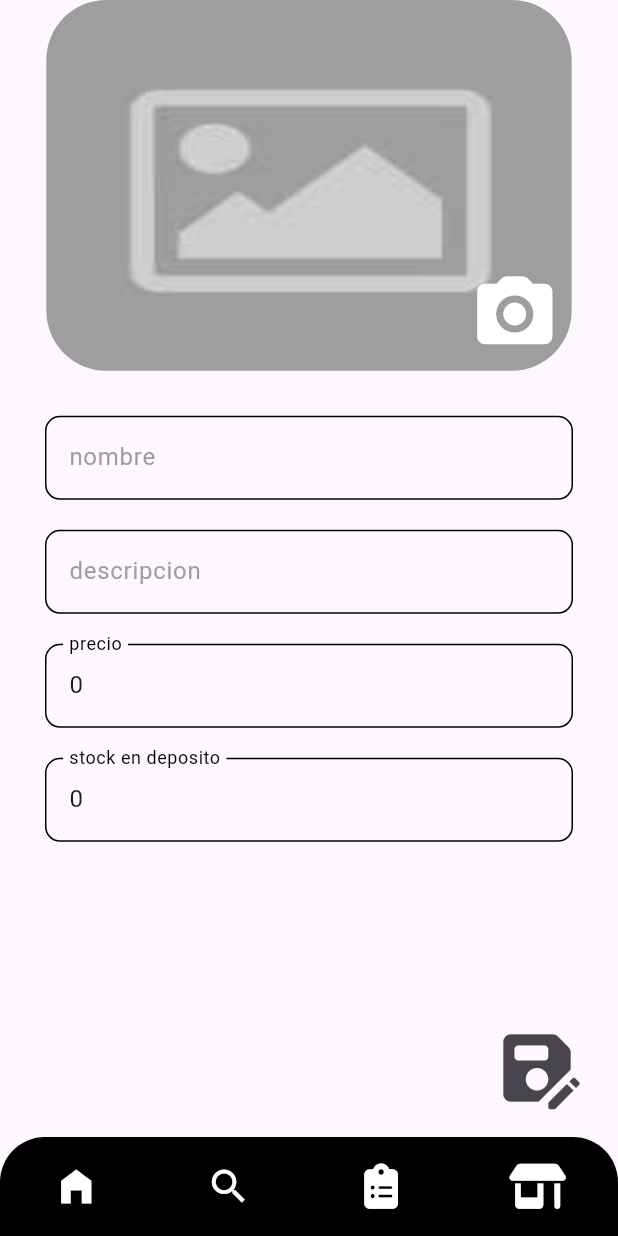
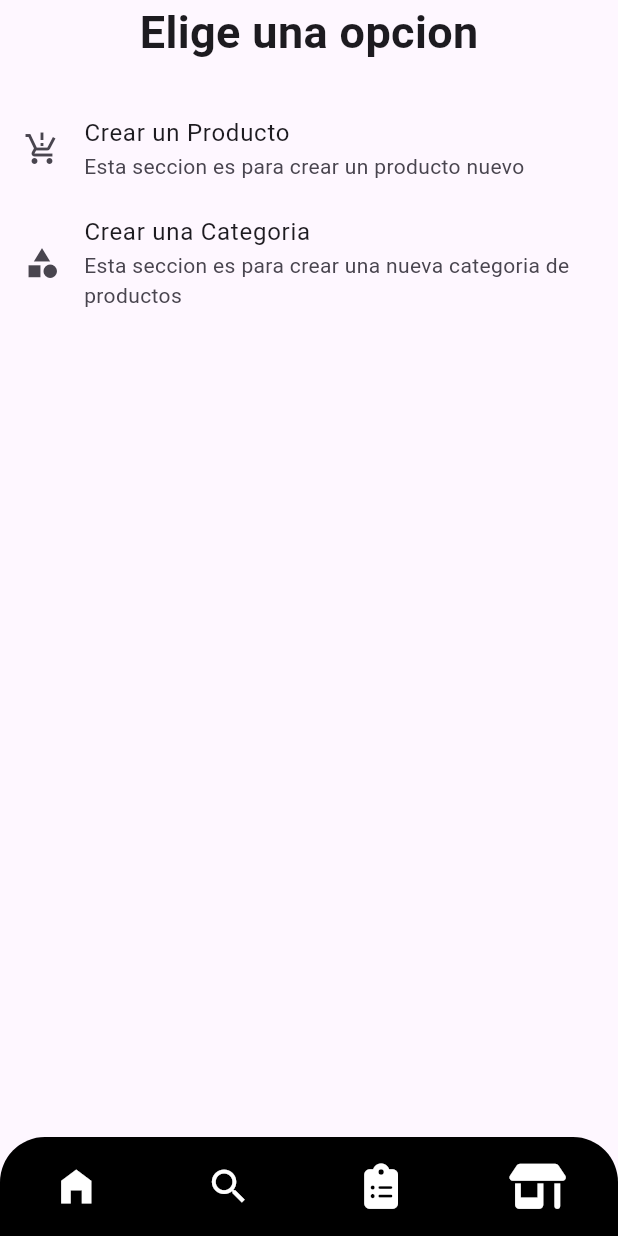
Before and after one commit to Victor78970513/ecommerce-inventary, a Flutter app: the screen it shows after launch, swiped to page 4, on a phone screen of 412 x 824 dp. Run offline on Flutter 3.47's test engine with Material 3 defaults, Android fonts, the phone set to English and light mode, and no system bars; our stand-ins replace bloc, cloud_firestore, firebase_core, firebase_storage, flutter_bloc, font_awesome_flutter and 1 more; accounts and stored records are empty.

Commit message:
UI FIXED

```diff
--- a/lib/main.dart
+++ b/lib/main.dart
@@ -2,7 +2,7 @@ import 'package:firebase_core/firebase_core.dart';
 import 'package:flutter/material.dart';
 import 'package:flutter_bloc/flutter_bloc.dart';
 import 'package:yosyelan_inventary/firebase_options.dart';
-import 'package:yosyelan_inventary/presentation/createProduct/bloc/create_product_bloc.dart';
+import 'package:yosyelan_inventary/presentation/createProduct/bloc/create_product/create_product_bloc.dart';
 import 'package:yosyelan_inventary/presentation/home/bloc/home_bloc_bloc.dart';
 import 'package:yosyelan_inventary/presentation/home/screens/home_screen.dart';
 import 'package:yosyelan_inventary/presentation/products/bloc/categories/category_bloc.dart';
--- /dev/null
+++ b/lib/presentation/createProduct/bloc/bloc/create_category_event.dart
@@ -0,0 +1,4 @@
+part of 'create_category_bloc.dart';
+
+@immutable
+sealed class CreateCategoryEvent {}
--- /dev/null
+++ b/lib/presentation/createProduct/bloc/bloc/create_category_state.dart
@@ -0,0 +1,6 @@
+part of 'create_category_bloc.dart';
+
+@immutable
+sealed class CreateCategoryState {}
+
+final class CreateCategoryInitial extends CreateCategoryState {}
--- a/lib/presentation/createProduct/screens/create_product_screen.dart
+++ b/lib/presentation/createProduct/screens/create_product_screen.dart
@@ -2,7 +2,7 @@ import 'package:flutter/material.dart';
 import 'package:flutter_bloc/flutter_bloc.dart';
 import 'package:image_picker/image_picker.dart';
 import 'package:yosyelan_inventary/models/poduct_model.dart';
-import 'package:yosyelan_inventary/presentation/createProduct/bloc/create_product_bloc.dart';
+import 'package:yosyelan_inventary/presentation/createProduct/bloc/create_product/create_product_bloc.dart';
 
 import 'package:yosyelan_inventary/presentation/createProduct/widgets/custom_text_form_field.dart';
 import 'package:yosyelan_inventary/presentation/createProduct/widgets/image_container.dart';
--- /dev/null
+++ b/lib/presentation/createProduct/screens/options_screen.dart
@@ -0,0 +1,40 @@
+import 'package:flutter/material.dart';
+import 'package:yosyelan_inventary/presentation/createProduct/screens/create_product_screen.dart';
+
+class OptionsScreen extends StatelessWidget {
+  const OptionsScreen({super.key});
+
+  @override
+  Widget build(BuildContext context) {
+    return Scaffold(
+      body: SafeArea(
+        child: Column(
+          children: [
+            const Text(
+              "Elige una opcion",
+              style: TextStyle(fontSize: 30, fontWeight: FontWeight.bold),
+            ),
+            const SizedBox(height: 20),
+            ListTile(
+              title: const Text("Crear un Producto"),
+              leading: const Icon(Icons.production_quantity_limits),
+              subtitle:
+                  const Text("Esta seccion es para crear un producto nuevo"),
+              onTap: () => Navigator.push(
+                  context,
+                  MaterialPageRoute(
+                      builder: (context) => const CreateProductScreen())),
+            ),
+            ListTile(
+              title: const Text("Crear una Categoria"),
+              leading: const Icon(Icons.category),
+              subtitle: const Text(
+                  "Esta seccion es para crear una nueva categoria de productos"),
+              onTap: () {},
+            ),
+          ],
+        ),
+      ),
+    );
+  }
+}
--- a/lib/presentation/createProduct/widgets/image_container.dart
+++ b/lib/presentation/createProduct/widgets/image_container.dart
@@ -3,7 +3,7 @@ import 'dart:io';
 import 'package:flutter/material.dart';
 import 'package:flutter_bloc/flutter_bloc.dart';
 import 'package:image_picker/image_picker.dart';
-import 'package:yosyelan_inventary/presentation/createProduct/bloc/create_product_bloc.dart';
+import 'package:yosyelan_inventary/presentation/createProduct/bloc/create_product/create_product_bloc.dart';
 
 class ImageContainer extends StatelessWidget {
   const ImageContainer({super.key});
--- a/lib/presentation/home/screens/home_screen.dart
+++ b/lib/presentation/home/screens/home_screen.dart
@@ -1,6 +1,7 @@
 import 'package:flutter/material.dart';
 import 'package:flutter_bloc/flutter_bloc.dart';
 import 'package:yosyelan_inventary/presentation/createProduct/screens/create_product_screen.dart';
+import 'package:yosyelan_inventary/presentation/createProduct/screens/options_screen.dart';
 import 'package:yosyelan_inventary/presentation/home/bloc/home_bloc_bloc.dart';
 import 'package:yosyelan_inventary/presentation/home/widgets/custom_navigationbar.dart';
 import 'package:yosyelan_inventary/presentation/products/screens/categorys_screen.dart';
@@ -24,11 +25,12 @@ class HomeScreen extends StatelessWidget {
               homeBloc.add(HomeChangeScreenEvent(index: page));
             },
             controller: _pageController,
-            children: [
+            children: const [
               CategorysScreen(),
               SearchProductScreen(),
               Center(child: Text("hola4")),
-              CreateProductScreen(),
+              // CreateProductScreen(),
+              OptionsScreen(),
             ],
           ),
           Positioned(
--- a/lib/presentation/products/bloc/categories/category_state.dart
+++ b/lib/presentation/products/bloc/categories/category_state.dart
@@ -6,20 +6,29 @@ class CategoryState {
   final bool loadingCategories;
   final bool error;
 
+  final int indexColumn1;
+  final int indexColumn2;
+
   const CategoryState({
     this.categories = const [],
     this.loadingCategories = true,
     this.error = false,
+    this.indexColumn1 = 0,
+    this.indexColumn2 = 0,
   });
 
   CategoryState copyWith({
     List<Category>? categories,
     bool? loadingCategories,
     bool? error,
+    int? indexColumn1,
+    int? indexColumn2,
   }) =>
       CategoryState(
         categories: categories ?? this.categories,
         loadingCategories: loadingCategories ?? this.loadingCategories,
         error: error ?? this.error,
+        indexColumn1: indexColumn1 ?? this.indexColumn1,
+        indexColumn2: indexColumn2 ?? this.indexColumn2,
       );
 }
```
Also changed, not shown: lib/presentation/createProduct/bloc/bloc/create_category_bloc.dart (added, +13 -0 lines), lib/presentation/products/screens/categorys_screen.dart (+2 -6 lines), lib/presentation/products/screens/products_list_screen.dart (added, +15 -0 lines), lib/presentation/products/widgets/categories_board.dart (+37 -2 lines), lib/presentation/searchProduct/screens/search_product_screen.dart (+16 -2 lines), lib/theme/colors_theme.dart (added, +11 -0 lines), lib/presentation/createProduct/bloc/create_product/create_product_bloc.dart (renamed from lib/presentation/createProduct/bloc/create_product_bloc.dart), lib/presentation/createProduct/bloc/create_product/create_product_event.dart (renamed from lib/presentation/createProduct/bloc/create_product_event.dart), lib/presentation/createProduct/bloc/create_product/create_product_state.dart (renamed from lib/presentation/createProduct/bloc/create_product_state.dart).
